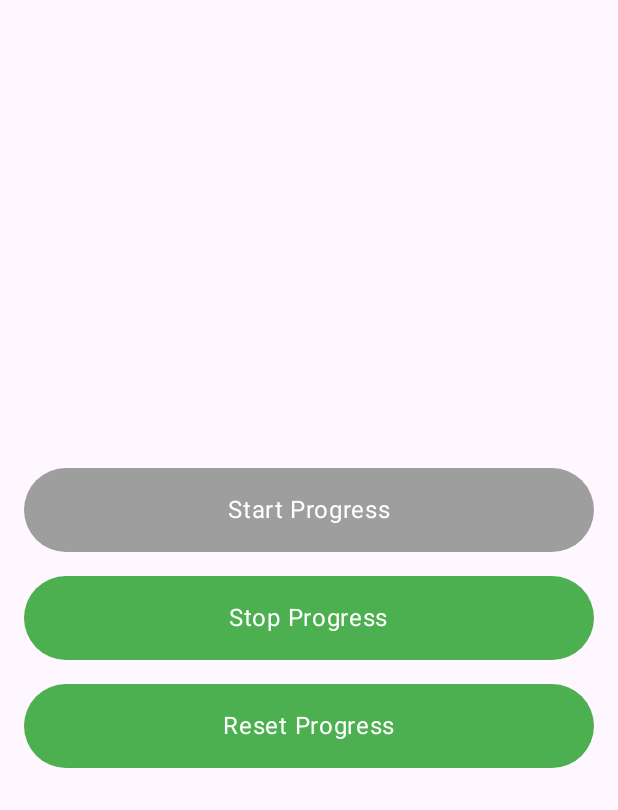
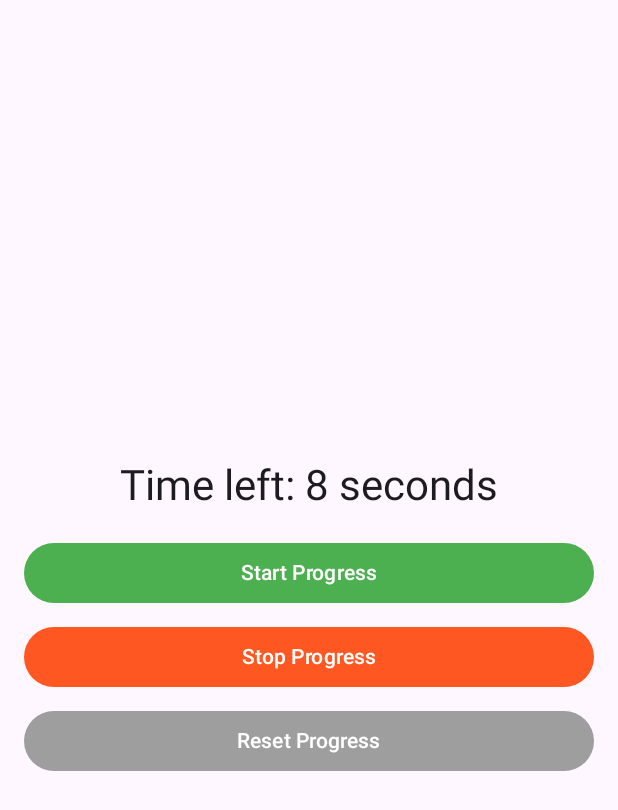
Before and after one commit to CS205-Android/App, an Android app built with Jetpack Compose: the composable ProgressControlButtons shown on its own in the app's theme, after a tap on "Start Progress", on a phone screen of 412 x 824 dp. Shown: the top 810 px of the screen. Run offline under Robolectric (Android 15) with nearby library versions, the phone set to English and light mode, and no system bars.

Commit message:
yet to test timer and buttons

```diff
--- a/app/src/main/java/mobile/cs205/QuizQuestionPage.kt
+++ b/app/src/main/java/mobile/cs205/QuizQuestionPage.kt
@@ -7,79 +7,69 @@ import androidx.compose.ui.Alignment
 import androidx.compose.ui.Modifier
 import androidx.compose.ui.graphics.Color
 import androidx.compose.ui.unit.dp
-import kotlinx.coroutines.Job
-import kotlinx.coroutines.delay
-import kotlinx.coroutines.launch
 import androidx.compose.ui.tooling.preview.Preview
 
 @Composable
 fun ProgressControlButtons() {
-    var progress by remember { mutableFloatStateOf(0f) }
-    var progressJob by remember { mutableStateOf<Job?>(null) }
-    val coroutineScope = rememberCoroutineScope()
+    var timeLeft by remember { mutableIntStateOf(10) } // Starting with 10 seconds
+    var timerThread: CombinedTimerThread? by remember { mutableStateOf(null) }
 
-    Surface(modifier = Modifier.fillMaxSize(), color = MaterialTheme.colorScheme.background) {
+    // Update the UI based on the timer thread
+    val onUpdate: (Int) -> Unit = { updatedTime ->
+        timeLeft = updatedTime
+    }
+
     Column(
         modifier = Modifier
-                .fillMaxSize() // Fill the max size of the parent
+            .fillMaxSize()
             .padding(16.dp),
         horizontalAlignment = Alignment.CenterHorizontally,
-            verticalArrangement = Arrangement.Center // Center the contents vertically
+        verticalArrangement = Arrangement.Center
     ) {
-            // Start Progress Button
-            ProgressButton(
-                text = "Start Progress",
-                enabled = progressJob == null,
-                onClick = {
-                    progressJob = coroutineScope.launch {
-                        while (progress < 1f) {
-                            delay(100)
-                            progress += 0.01f
-                        }
-                    }
-                }
-            )
+        Text("Time left: $timeLeft seconds", style = MaterialTheme.typography.headlineMedium)
 
         Spacer(modifier = Modifier.height(16.dp))
 
-            // Stop Progress Button
-            ProgressButton(
-                text = "Stop Progress",
-                enabled = progressJob != null,
+        Button(
             onClick = {
-                    progressJob?.cancel()
-                    progressJob = null
+                if (timerThread?.isAlive != true) {
+                    val sharedTime = SharedTime(10, onUpdate)
+                    timerThread = CombinedTimerThread(sharedTime).apply { start() }
                 }
-            )
-
-            Spacer(modifier = Modifier.height(16.dp))
-
-            // Reset Progress Button
-            ProgressButton(
-                text = "Reset Progress",
-                enabled = true,
-                onClick = {
-                    progressJob?.cancel()
-                    progress = 0f
-                    progressJob = null
-                }
-            )
-        }
-    }
+            },
+            modifier = Modifier.fillMaxWidth(),
+            colors = ButtonDefaults.buttonColors(containerColor = Color(0xFF4CAF50))
+        ) {
+            Text("Start Progress", color = Color.White)
         }
 
-@Composable
-fun ProgressButton(text: String, enabled: Boolean, onClick: () -> Unit) {
+        Spacer(modifier = Modifier.height(8.dp))
+
         Button(
-        onClick = { if (enabled) onClick() },
-        colors = ButtonDefaults.buttonColors(
-            containerColor = if (enabled) Color(0xFF4CAF50) else Color(0xFF9E9E9E)
-        ),
-        modifier = Modifier
-            .fillMaxWidth()
-            .height(56.dp)
+            onClick = {
+                timerThread?.interrupt()
+            },
+            modifier = Modifier.fillMaxWidth(),
+            colors = ButtonDefaults.buttonColors(containerColor = Color(0xFFFF5722))
         ) {
-        Text(text, style = MaterialTheme.typography.bodyLarge, color = Color.White)
+            Text("Stop Progress", color = Color.White)
+        }
+
+        Spacer(modifier = Modifier.height(8.dp))
+
+        Button(
+            onClick = {
+                timerThread?.interrupt()
+                timeLeft = 10 // Reset the time left to initial state
+                // Optionally restart the timer immediately
+                // val sharedTime = SharedTime(10, onUpdate)
+                // timerThread = CombinedTimerThread(sharedTime).apply { start() }
+            },
+            modifier = Modifier.fillMaxWidth(),
+            colors = ButtonDefaults.buttonColors(containerColor = Color(0xFF9E9E9E))
+        ) {
+            Text("Reset Progress", color = Color.White)
+        }
     }
 }
 
--- a/app/src/main/java/mobile/cs205/TimerThread.kt
+++ b/app/src/main/java/mobile/cs205/TimerThread.kt
@@ -1,12 +1,16 @@
 package mobile.cs205
 
 fun main() {
-    val sharedTime = SharedTime(10)
+    // Define what happens on time update. For this example, it simply prints the time.
+    val onUpdate = { time: Int ->
+        println("Time updated: $time seconds")
+    }
+    val sharedTime = SharedTime(10, onUpdate)
     val combinedTimerThread = CombinedTimerThread(sharedTime)
     combinedTimerThread.start()
 }
 
-data class SharedTime(@Volatile var time: Int)
+data class SharedTime(var time: Int, var onUpdate: (Int) -> Unit) // Added an onUpdate lambda to call when updating the time
 
 class CombinedTimerThread(private val sharedTime: SharedTime) : Thread() {
     private var intervalProgress = 1000 // Set to 1 second initially
@@ -26,6 +30,7 @@ class CombinedTimerThread(private val sharedTime: SharedTime) : Thread() {
             if (intervalProgress <= 0) {
                 sharedTime.time--
                 intervalProgress = 1000
+                sharedTime.onUpdate(sharedTime.time) // Notify about the update
 
                 // Interval update
                 println("Interval Timer - Time remaining: ${sharedTime.time} seconds")
```
Lines whose indentation alone changed are shown as unchanged.
